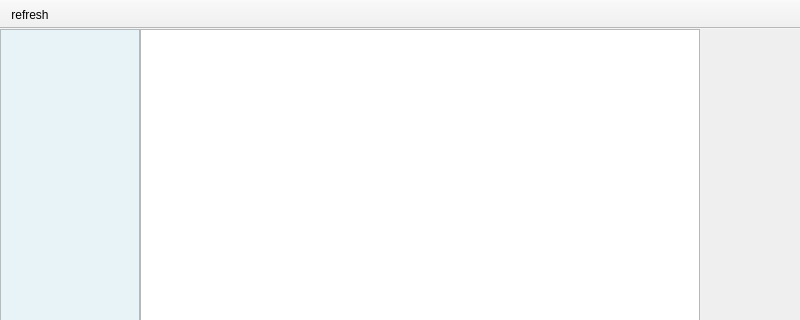
Old version of the form mainwindow.ui in the repository sonichy/HTYSI; both pictures show x 0 to 800 and y 0 to 320 of the 800 by 600 pixel window.
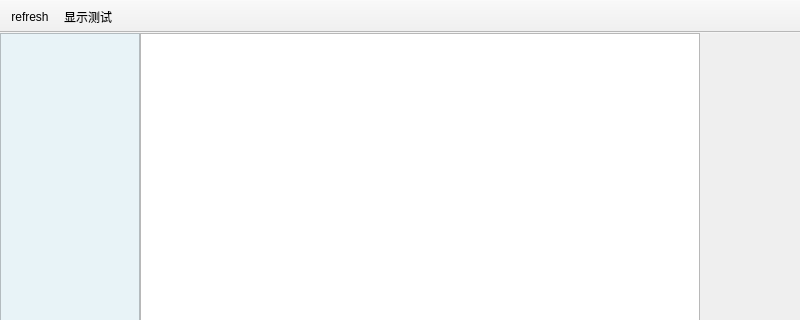
New version of the form. Icons and pictures are not drawn.

Commit message: 增加屏幕纯色测试

```diff
--- a/mainwindow.ui
+++ b/mainwindow.ui
@@ -93,6 +93,7 @@
     <bool>false</bool>
    </attribute>
    <addaction name="actionRefresh"/>
+   <addaction name="actionScreenTest"/>
   </widget>
   <action name="actionRefresh">
    <property name="icon">
@@ -106,6 +107,17 @@
     <string>刷新</string>
    </property>
   </action>
+  <action name="actionScreenTest">
+   <property name="icon">
+    <iconset theme="display"/>
+   </property>
+   <property name="text">
+    <string>显示测试</string>
+   </property>
+   <property name="toolTip">
+    <string>显示测试</string>
+   </property>
+  </action>
  </widget>
  <layoutdefault spacing="6" margin="11"/>
  <resources>
```
The commit also changes 5 other files.
